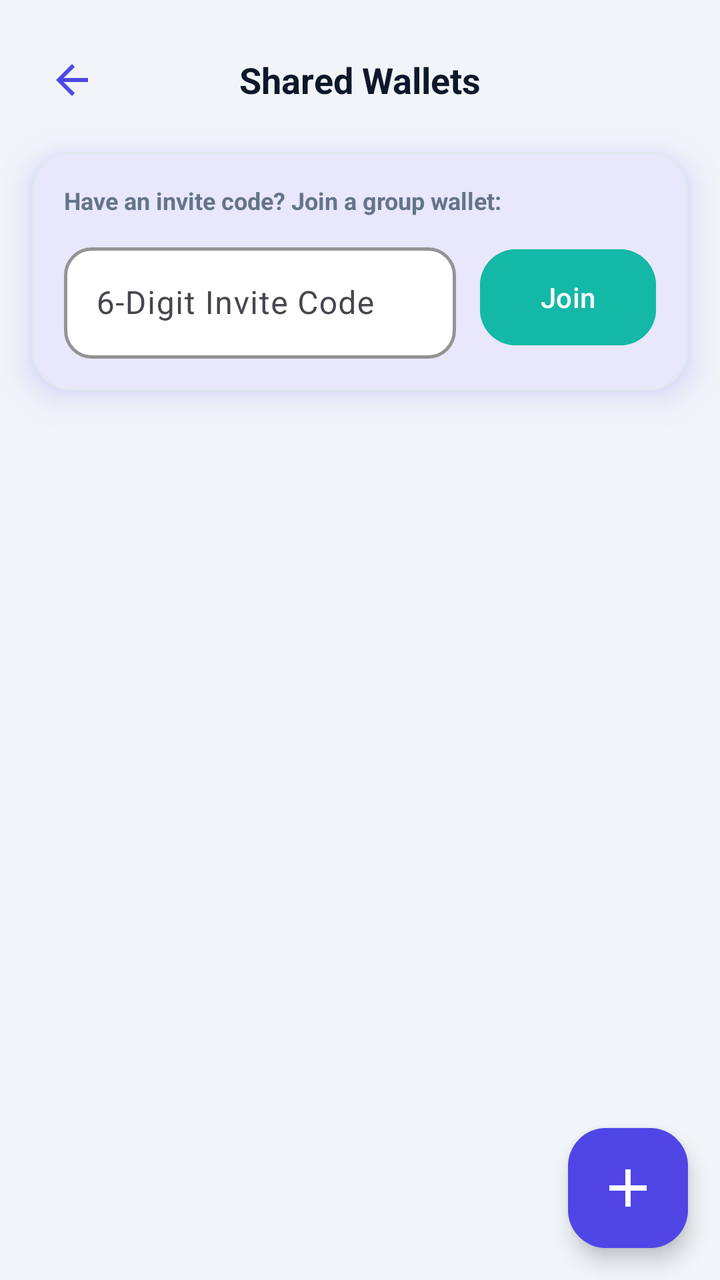
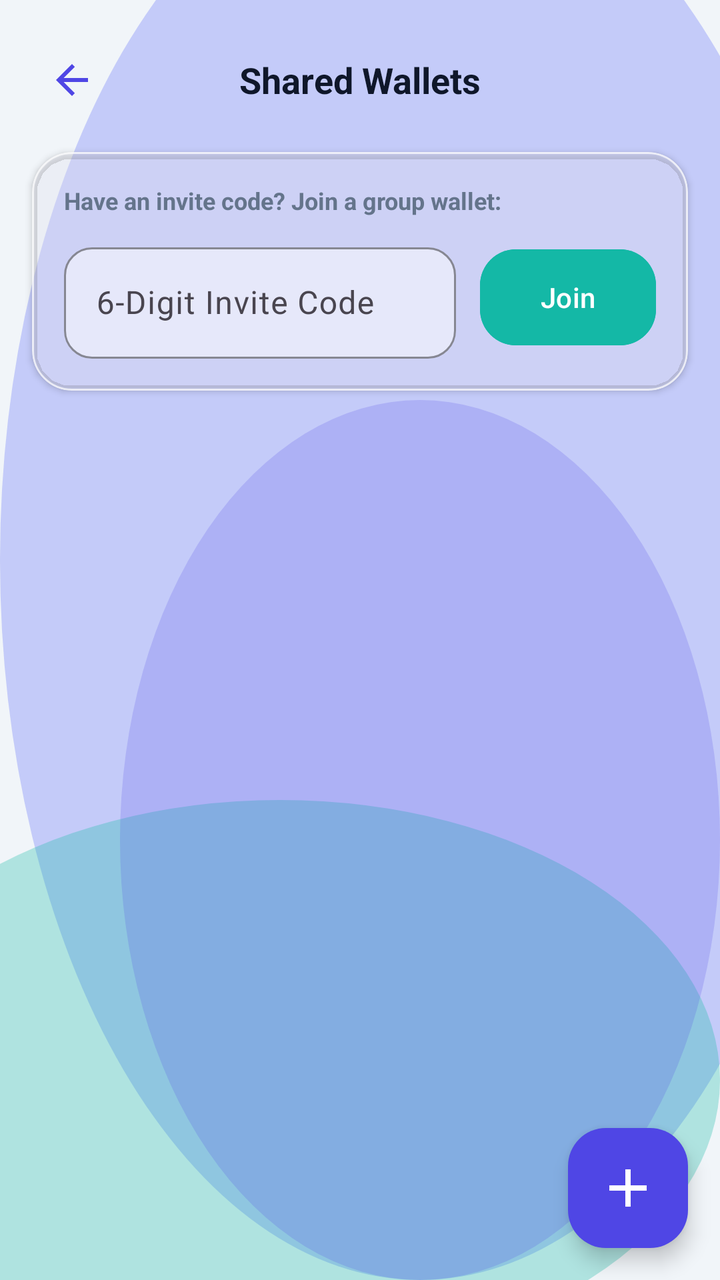

Screens rendered from an Android XML layout before and after an edit, with the pre-edit source and the edit as a unified diff.
<!-- AndroidManifest.xml: application theme Theme.MoneyLens -->
<!-- res/layout/fragment_family_wallet.xml -->
<?xml version="1.0" encoding="utf-8"?>
<androidx.coordinatorlayout.widget.CoordinatorLayout xmlns:android="http://schemas.android.com/apk/res/android"
    xmlns:app="http://schemas.android.com/apk/res-auto"
    xmlns:tools="http://schemas.android.com/tools"
    android:layout_width="match_parent"
    android:layout_height="match_parent"
    android:background="@color/colorBackground">

    <LinearLayout
        android:layout_width="match_parent"
        android:layout_height="match_parent"
        android:orientation="vertical">

        
        <RelativeLayout
            android:id="@+id/layoutAppBar"
            android:layout_width="match_parent"
            android:layout_height="56dp"
            android:layout_marginTop="12dp"
            android:paddingHorizontal="16dp">

            <ImageView
                android:id="@+id/btnBack"
                android:layout_width="40dp"
                android:layout_height="40dp"
                android:layout_alignParentStart="true"
                android:layout_centerVertical="true"
                android:background="?attr/selectableItemBackgroundBorderless"
                android:contentDescription="Back"
                android:padding="8dp"
                android:src="@drawable/ic_back" />

            <TextView
                android:layout_width="wrap_content"
                android:layout_height="wrap_content"
                android:layout_centerInParent="true"
                android:text="Shared Wallets"
                android:textColor="@color/colorTextPrimary"
                android:textSize="18sp"
                android:textStyle="bold" />
        </RelativeLayout>

        
        <com.google.android.material.card.MaterialCardView
            style="@style/ClayCard"
            android:layout_width="match_parent"
            android:layout_height="wrap_content"
            android:layout_marginHorizontal="16dp"
            android:layout_marginVertical="8dp">

            <LinearLayout
                android:layout_width="match_parent"
                android:layout_height="wrap_content"
                android:orientation="vertical"
                android:padding="16dp">

                <TextView
                    android:layout_width="wrap_content"
                    android:layout_height="wrap_content"
                    android:text="Have an invite code? Join a group wallet:"
                    android:textColor="@color/colorTextSecondary"
                    android:textSize="12sp"
                    android:textStyle="bold"
                    android:layout_marginBottom="10dp" />

                <LinearLayout
                    android:layout_width="match_parent"
                    android:layout_height="wrap_content"
                    android:orientation="horizontal"
                    android:gravity="center_vertical">

                    <com.google.android.material.textfield.TextInputLayout
                        android:id="@+id/inputLayoutInviteCode"
                        style="@style/ClayInput"
                        android:layout_width="0dp"
                        android:layout_height="wrap_content"
                        android:layout_weight="1"
                        android:hint="6-Digit Invite Code">

                        <com.google.android.material.textfield.TextInputEditText
                            android:id="@+id/etInviteCode"
                            android:layout_width="match_parent"
                            android:layout_height="wrap_content"
                            android:maxLength="6"
                            android:digits="ABCDEFGHJKLMNPQRSTUVWXYZ23456789abcdefghjklmnpqrstuvwxyz0123456789"
                            android:inputType="textCapCharacters|textNoSuggestions" />
                    </com.google.android.material.textfield.TextInputLayout>

                    <com.google.android.material.button.MaterialButton
                        android:id="@+id/btnJoinGroup"
                        style="@style/ClayButton"
                        android:layout_width="wrap_content"
                        android:layout_height="wrap_content"
                        android:layout_marginStart="12dp"
                        android:text="Join"
                        android:backgroundTint="@color/colorSecondary"
                        android:textColor="@android:color/white" />
                </LinearLayout>
            </LinearLayout>
        </com.google.android.material.card.MaterialCardView>

        
        <FrameLayout
            android:layout_width="match_parent"
            android:layout_height="0dp"
            android:layout_weight="1">

            <androidx.recyclerview.widget.RecyclerView
                android:id="@+id/rvGroups"
                android:layout_width="match_parent"
                android:layout_height="match_parent"
                android:clipToPadding="false"
                android:paddingBottom="88dp" />

            
            <LinearLayout
                android:id="@+id/layoutEmptyState"
                android:layout_width="match_parent"
                android:layout_height="wrap_content"
                android:layout_gravity="center"
                android:orientation="vertical"
                android:gravity="center"
                android:padding="24dp"
                android:visibility="gone">

                <com.airbnb.lottie.LottieAnimationView
                    android:id="@+id/lottieEmptyState"
                    android:layout_width="140dp"
                    android:layout_height="140dp"
                    app:lottie_rawRes="@raw/empty_state"
                    app:lottie_autoPlay="true"
                    app:lottie_loop="true" />

                <TextView
                    android:layout_width="wrap_content"
                    android:layout_height="wrap_content"
                    android:layout_marginTop="16dp"
                    android:text="No Shared Wallets Yet"
                    android:textColor="@color/colorTextPrimary"
                    android:textSize="16sp"
                    android:textStyle="bold"
                    android:gravity="center" />

                <TextView
                    android:layout_width="wrap_content"
                    android:layout_height="wrap_content"
                    android:layout_marginTop="8dp"
                    android:text="Track expenses with your family, friends, or org. Create your first group wallet or enter a 6-digit invite code to join one."
                    android:textColor="@color/colorTextSecondary"
                    android:textSize="13sp"
                    android:gravity="center" />
            </LinearLayout>
        </FrameLayout>
    </LinearLayout>

    
    <com.google.android.material.floatingactionbutton.FloatingActionButton
        android:id="@+id/fabCreateGroup"
        android:layout_width="60dp"
        android:layout_height="60dp"
        android:layout_gravity="bottom|end"
        android:layout_margin="16dp"
        android:src="@drawable/ic_add"
        app:tint="@color/colorSurface"
        android:backgroundTint="@color/colorPrimary"
        app:fabCustomSize="60dp"
        app:maxImageSize="32dp"
        app:shapeAppearanceOverlay="@style/ShapeAppearanceOverlay.ClayFab"
        android:contentDescription="Create Group Wallet" />

</androidx.coordinatorlayout.widget.CoordinatorLayout>
<!-- resources referenced by this layout -->
<resources>
  <style name="ClayButton" parent="Widget.Material3.Button">
          <item name="cornerRadius">@dimen/clay_button_radius</item>
          <item name="android:paddingVertical">14dp</item>
          <item name="backgroundTint">@color/colorPrimary</item>
          <item name="android:textColor">@color/colorOnPrimary</item>
          <item name="iconTint">@color/colorOnPrimary</item>
          <item name="android:elevation">6dp</item>
          <item name="android:outlineSpotShadowColor" tools:targetApi="p">@color/colorPrimaryShadow</item>
          <item name="android:insetTop">0dp</item>
          <item name="android:insetBottom">0dp</item>
      </style>
  <style name="ClayCard" parent="Widget.Material3.CardView.Elevated">
          <item name="cardCornerRadius">@dimen/clay_card_radius</item>
          <item name="cardElevation">10dp</item>
          <item name="android:stateListAnimator">@null</item>
          <item name="strokeColor">@color/colorCardBorder</item>
          <item name="strokeWidth">1dp</item>
          <item name="cardBackgroundColor">@color/colorSurface</item>
          <item name="android:outlineSpotShadowColor" tools:targetApi="p">@color/colorPrimary</item>
          <item name="android:outlineAmbientShadowColor" tools:targetApi="p">@color/colorPrimary</item>
      </style>
  <style name="ClayInput" parent="Widget.Material3.TextInputLayout.OutlinedBox">
          <item name="boxCornerRadiusTopStart">@dimen/clay_input_radius</item>
          <item name="boxCornerRadiusTopEnd">@dimen/clay_input_radius</item>
          <item name="boxCornerRadiusBottomStart">@dimen/clay_input_radius</item>
          <item name="boxCornerRadiusBottomEnd">@dimen/clay_input_radius</item>
          <item name="boxStrokeColor">@color/colorCardBorder</item>
          <item name="boxStrokeWidth">1.5dp</item>
          <item name="boxStrokeWidthFocused">2.5dp</item>
          <item name="boxBackgroundColor">@color/colorSurface</item>
          <item name="hintTextColor">@color/colorPrimary</item>
      </style>
  <color name="colorPrimaryShadow">#3730A3</color>
  <color name="colorCardBorder">#E2E8F0</color>
  <style name="Base.Theme.MoneyLens" parent="Theme.Material3.Light.NoActionBar">
          
          <item name="colorPrimary">@color/colorPrimary</item>
          <item name="colorOnPrimary">@color/colorOnPrimary</item>
          <item name="colorSecondary">@color/colorSecondary</item>
          <item name="colorError">@color/colorDanger</item>
          <item name="android:windowBackground">@color/colorBackground</item>
          <item name="colorSurface">@color/colorSurface</item>
          <item name="android:colorBackground">@color/colorBackground</item>
          <item name="colorOnSurface">@color/colorTextPrimary</item>
  
          
          <item name="android:statusBarColor">@color/colorBackground</item>
          <item name="android:windowLightStatusBar" tools:targetApi="m">true</item>
          <item name="android:navigationBarColor">@color/colorBackground</item>
      </style>
  <!-- unchanged entries left out for length: 15 -->
</resources>

<!-- the commit's change to res/layout/fragment_family_wallet.xml (unified diff, before → after) -->
@@ -4,7 +4,7 @@
     xmlns:tools="http://schemas.android.com/tools"
     android:layout_width="match_parent"
     android:layout_height="match_parent"
-    android:background="@color/colorBackground">
+    android:background="@drawable/bg_mesh_gradient">
 
     <LinearLayout
         android:layout_width="match_parent"
<!-- resource entries referenced after the edit -->
@@ -1,41 +1,73 @@
 <!-- resources referenced by this layout -->
 <resources>
+  <!-- drawable bg_mesh_gradient (drawable) -->
+  <?xml version="1.0" encoding="utf-8"?>
+  <layer-list xmlns:android="http://schemas.android.com/apk/res/android">
+      
+      <item>
+          <shape android:shape="rectangle">
+              <solid android:color="@color/colorBackground" />
+          </shape>
+      </item>
+      
+      <item android:top="-80dp" android:right="-60dp">
+          <shape android:shape="oval">
+              <solid android:color="@color/glassMeshOrb1" />
+              <size android:width="280dp" android:height="280dp" />
+          </shape>
+      </item>
+      
+      <item android:bottom="-40dp" android:left="-80dp" android:top="400dp">
+          <shape android:shape="oval">
+              <solid android:color="@color/glassMeshOrb2" />
+              <size android:width="240dp" android:height="240dp" />
+          </shape>
+      </item>
+      
+      <item android:top="200dp" android:left="60dp">
+          <shape android:shape="oval">
+              <solid android:color="@color/glassMeshOrb3" />
+              <size android:width="200dp" android:height="200dp" />
+          </shape>
+      </item>
+  </layer-list>
   <style name="ClayButton" parent="Widget.Material3.Button">
           <item name="cornerRadius">@dimen/clay_button_radius</item>
           <item name="android:paddingVertical">14dp</item>
           <item name="backgroundTint">@color/colorPrimary</item>
           <item name="android:textColor">@color/colorOnPrimary</item>
           <item name="iconTint">@color/colorOnPrimary</item>
-          <item name="android:elevation">6dp</item>
-          <item name="android:outlineSpotShadowColor" tools:targetApi="p">@color/colorPrimaryShadow</item>
+          <item name="android:elevation">4dp</item>
           <item name="android:insetTop">0dp</item>
           <item name="android:insetBottom">0dp</item>
       </style>
   <style name="ClayCard" parent="Widget.Material3.CardView.Elevated">
           <item name="cardCornerRadius">@dimen/clay_card_radius</item>
-          <item name="cardElevation">10dp</item>
+          <item name="cardElevation">2dp</item>
           <item name="android:stateListAnimator">@null</item>
-          <item name="strokeColor">@color/colorCardBorder</item>
+          <item name="strokeColor">@color/glassCardBorder</item>
           <item name="strokeWidth">1dp</item>
-          <item name="cardBackgroundColor">@color/colorSurface</item>
-          <item name="android:outlineSpotShadowColor" tools:targetApi="p">@color/colorPrimary</item>
-          <item name="android:outlineAmbientShadowColor" tools:targetApi="p">@color/colorPrimary</item>
+          <item name="cardBackgroundColor">@color/glassCardBg</item>
       </style>
   <style name="ClayInput" parent="Widget.Material3.TextInputLayout.OutlinedBox">
           <item name="boxCornerRadiusTopStart">@dimen/clay_input_radius</item>
           <item name="boxCornerRadiusTopEnd">@dimen/clay_input_radius</item>
           <item name="boxCornerRadiusBottomStart">@dimen/clay_input_radius</item>
           <item name="boxCornerRadiusBottomEnd">@dimen/clay_input_radius</item>
-          <item name="boxStrokeColor">@color/colorCardBorder</item>
-          <item name="boxStrokeWidth">1.5dp</item>
-          <item name="boxStrokeWidthFocused">2.5dp</item>
-          <item name="boxBackgroundColor">@color/colorSurface</item>
+          <item name="boxStrokeColor">@color/glassInputBorder</item>
+          <item name="boxStrokeWidth">1dp</item>
+          <item name="boxStrokeWidthFocused">2dp</item>
+          <item name="boxBackgroundColor">@color/glassInputBg</item>
           <item name="hintTextColor">@color/colorPrimary</item>
       </style>
-  <color name="colorPrimaryShadow">#3730A3</color>
-  <color name="colorCardBorder">#E2E8F0</color>
+  <color name="glassMeshOrb1">#66818CF8</color>
+  <color name="glassMeshOrb2">#4D14B8A6</color>
+  <color name="glassMeshOrb3">#334F46E5</color>
+  <color name="glassCardBorder">#B3FFFFFF</color>
+  <color name="glassCardBg">#8CFFFFFF</color>
+  <color name="glassInputBorder">#A6FFFFFF</color>
+  <color name="glassInputBg">#80FFFFFF</color>
   <style name="Base.Theme.MoneyLens" parent="Theme.Material3.Light.NoActionBar">
-          
           <item name="colorPrimary">@color/colorPrimary</item>
           <item name="colorOnPrimary">@color/colorOnPrimary</item>
           <item name="colorSecondary">@color/colorSecondary</item>
@@ -46,9 +78,10 @@
           <item name="colorOnSurface">@color/colorTextPrimary</item>
   
           
-          <item name="android:statusBarColor">@color/colorBackground</item>
+          <item name="android:statusBarColor">@android:color/transparent</item>
           <item name="android:windowLightStatusBar" tools:targetApi="m">true</item>
-          <item name="android:navigationBarColor">@color/colorBackground</item>
+          <item name="android:navigationBarColor">@android:color/transparent</item>
+          <item name="android:windowDrawsSystemBarBackgrounds">true</item>
       </style>
   <!-- unchanged entries left out for length: 15 -->
 </resources>
